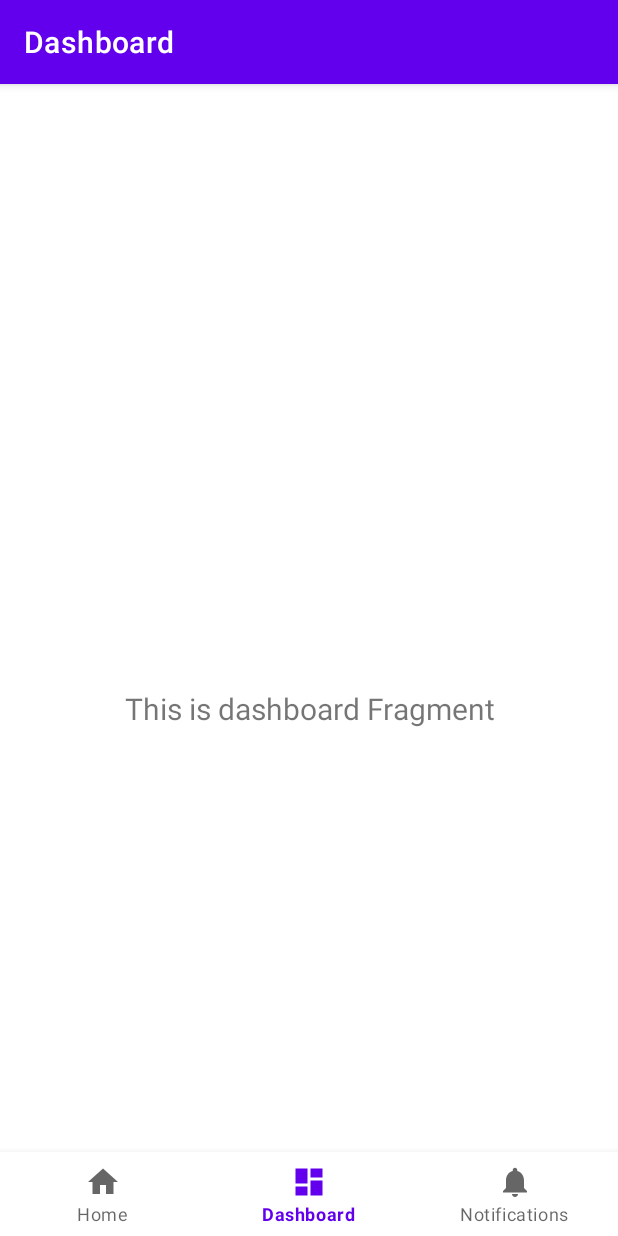
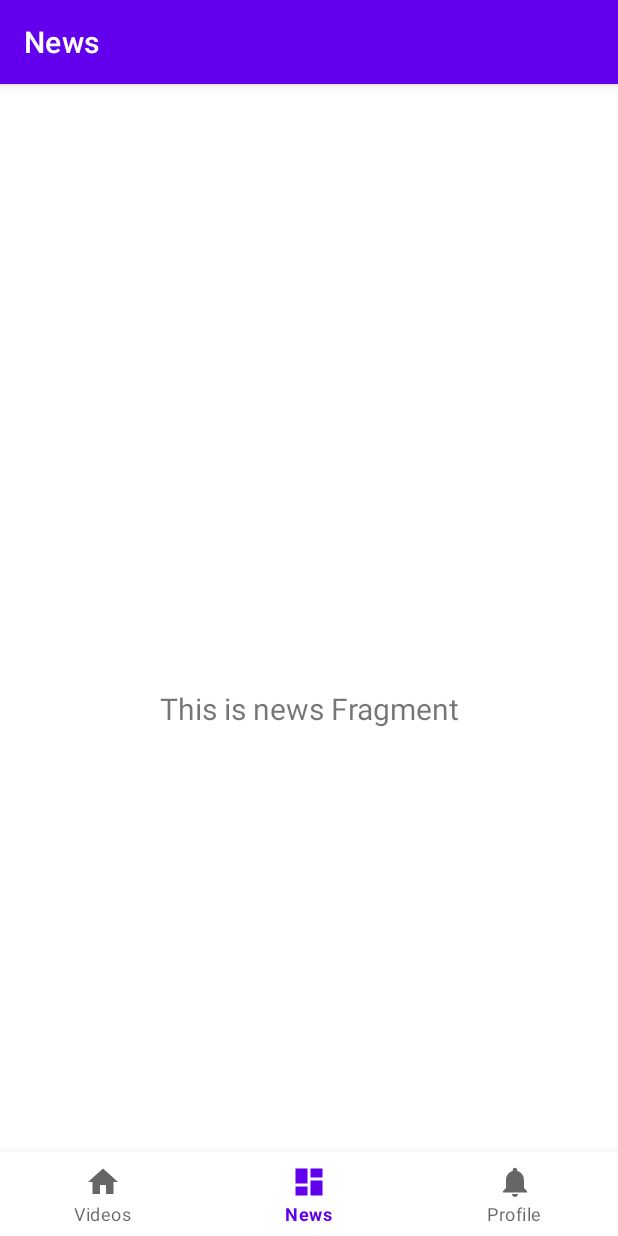
Before and after one commit to Android-Academy-Global/AndroidAcademyClient, an Android app: the screen it shows after launch (MainActivity), item 2 of the bottom bar chosen, on a phone screen of 412 x 824 dp. Run offline under Robolectric (Android 15) with nearby library versions, the phone set to English and light mode, and no system bars; our stand-ins replace navigation-ui.

Commit message:
setup main screens

```diff
--- a/app/src/main/java/com/academy/android/ui/dashboard/DashboardFragment.kt
+++ /dev/null
@@ -1,31 +0,0 @@
-package com.academy.android.ui.dashboard
-
-import android.os.Bundle
-import android.view.LayoutInflater
-import android.view.View
-import android.view.ViewGroup
-import android.widget.TextView
-import androidx.fragment.app.Fragment
-import androidx.lifecycle.Observer
-import androidx.lifecycle.ViewModelProvider
-import com.academy.android.R
-
-class DashboardFragment : Fragment() {
-
-  private lateinit var dashboardViewModel: DashboardViewModel
-
-  override fun onCreateView(
-    inflater: LayoutInflater,
-    container: ViewGroup?,
-    savedInstanceState: Bundle?
-  ): View? {
-    dashboardViewModel =
-      ViewModelProvider(this).get(DashboardViewModel::class.java)
-    val root = inflater.inflate(R.layout.fragment_dashboard, container, false)
-    val textView: TextView = root.findViewById(R.id.text_dashboard)
-    dashboardViewModel.text.observe(viewLifecycleOwner, Observer {
-      textView.text = it
-    })
-    return root
-  }
-}
--- a/app/src/main/java/com/academy/android/ui/dashboard/DashboardViewModel.kt
+++ /dev/null
@@ -1,13 +0,0 @@
-package com.academy.android.ui.dashboard
-
-import androidx.lifecycle.LiveData
-import androidx.lifecycle.MutableLiveData
-import androidx.lifecycle.ViewModel
-
-class DashboardViewModel : ViewModel() {
-
-  private val _text = MutableLiveData<String>().apply {
-    value = "This is dashboard Fragment"
-  }
-  val text: LiveData<String> = _text
-}
--- a/app/src/main/java/com/academy/android/ui/home/HomeFragment.kt
+++ /dev/null
@@ -1,31 +0,0 @@
-package com.academy.android.ui.home
-
-import android.os.Bundle
-import android.view.LayoutInflater
-import android.view.View
-import android.view.ViewGroup
-import android.widget.TextView
-import androidx.fragment.app.Fragment
-import androidx.lifecycle.Observer
-import androidx.lifecycle.ViewModelProvider
-import com.academy.android.R
-
-class HomeFragment : Fragment() {
-
-  private lateinit var homeViewModel: HomeViewModel
-
-  override fun onCreateView(
-    inflater: LayoutInflater,
-    container: ViewGroup?,
-    savedInstanceState: Bundle?
-  ): View? {
-    homeViewModel =
-      ViewModelProvider(this).get(HomeViewModel::class.java)
-    val root = inflater.inflate(R.layout.fragment_home, container, false)
-    val textView: TextView = root.findViewById(R.id.text_home)
-    homeViewModel.text.observe(viewLifecycleOwner, Observer {
-      textView.text = it
-    })
-    return root
-  }
-}
--- a/app/src/main/java/com/academy/android/ui/home/HomeViewModel.kt
+++ /dev/null
@@ -1,13 +0,0 @@
-package com.academy.android.ui.home
-
-import androidx.lifecycle.LiveData
-import androidx.lifecycle.MutableLiveData
-import androidx.lifecycle.ViewModel
-
-class HomeViewModel : ViewModel() {
-
-  private val _text = MutableLiveData<String>().apply {
-    value = "This is home Fragment"
-  }
-  val text: LiveData<String> = _text
-}
--- /dev/null
+++ b/app/src/main/java/com/academy/android/ui/news/NewsFragment.kt
@@ -0,0 +1,37 @@
+package com.academy.android.ui.news
+
+import android.os.Bundle
+import android.view.LayoutInflater
+import android.view.View
+import android.view.ViewGroup
+import android.widget.TextView
+import androidx.fragment.app.Fragment
+import androidx.lifecycle.ViewModelProvider
+import com.academy.android.R
+import kotlinx.coroutines.CoroutineScope
+import kotlinx.coroutines.Dispatchers
+import kotlinx.coroutines.flow.collect
+import kotlinx.coroutines.launch
+
+class NewsFragment : Fragment() {
+
+  private var newsViewModel: NewsViewModel? = null
+
+  override fun onCreateView(
+    inflater: LayoutInflater,
+    container: ViewGroup?,
+    savedInstanceState: Bundle?
+  ): View? {
+    newsViewModel =
+      ViewModelProvider(this).get(NewsViewModel::class.java)
+    val root = inflater.inflate(R.layout.fragment_news, container, false)
+    val textView: TextView = root.findViewById(R.id.text_news)
+
+    CoroutineScope(Dispatchers.IO).launch {
+      newsViewModel?.text?.collect {
+        textView.text = it
+      }
+    }
+    return root
+  }
+}
--- /dev/null
+++ b/app/src/main/java/com/academy/android/ui/news/NewsViewModel.kt
@@ -0,0 +1,11 @@
+package com.academy.android.ui.news
+
+import androidx.lifecycle.ViewModel
+import kotlinx.coroutines.flow.MutableStateFlow
+import kotlinx.coroutines.flow.StateFlow
+
+class NewsViewModel : ViewModel() {
+
+  private val _text = MutableStateFlow("This is news Fragment")
+  val text: StateFlow<String> = _text
+}
--- a/app/src/main/java/com/academy/android/ui/notifications/NotificationsFragment.kt
+++ /dev/null
@@ -1,31 +0,0 @@
-package com.academy.android.ui.notifications
-
-import android.os.Bundle
-import android.view.LayoutInflater
-import android.view.View
-import android.view.ViewGroup
-import android.widget.TextView
-import androidx.fragment.app.Fragment
-import androidx.lifecycle.Observer
-import androidx.lifecycle.ViewModelProvider
-import com.academy.android.R
-
-class NotificationsFragment : Fragment() {
-
-  private lateinit var notificationsViewModel: NotificationsViewModel
-
-  override fun onCreateView(
-    inflater: LayoutInflater,
-    container: ViewGroup?,
-    savedInstanceState: Bundle?
-  ): View? {
-    notificationsViewModel =
-      ViewModelProvider(this).get(NotificationsViewModel::class.java)
-    val root = inflater.inflate(R.layout.fragment_notifications, container, false)
-    val textView: TextView = root.findViewById(R.id.text_notifications)
-    notificationsViewModel.text.observe(viewLifecycleOwner, Observer {
-      textView.text = it
-    })
-    return root
-  }
-}
--- a/app/src/main/java/com/academy/android/ui/notifications/NotificationsViewModel.kt
+++ /dev/null
@@ -1,13 +0,0 @@
-package com.academy.android.ui.notifications
-
-import androidx.lifecycle.LiveData
-import androidx.lifecycle.MutableLiveData
-import androidx.lifecycle.ViewModel
-
-class NotificationsViewModel : ViewModel() {
-
-  private val _text = MutableLiveData<String>().apply {
-    value = "This is notifications Fragment"
-  }
-  val text: LiveData<String> = _text
-}
--- /dev/null
+++ b/app/src/main/java/com/academy/android/ui/profile/ProfileFragment.kt
@@ -0,0 +1,38 @@
+package com.academy.android.ui.profile
+
+import android.os.Bundle
+import android.view.LayoutInflater
+import android.view.View
+import android.view.ViewGroup
+import android.widget.TextView
+import androidx.fragment.app.Fragment
+import androidx.lifecycle.ViewModelProvider
+import com.academy.android.R
+import kotlinx.coroutines.CoroutineScope
+import kotlinx.coroutines.Dispatchers
+import kotlinx.coroutines.flow.collect
+import kotlinx.coroutines.launch
+
+class ProfileFragment : Fragment() {
+
+  private var notificationsViewModel: ProfileViewModel? = null
+
+  override fun onCreateView(
+    inflater: LayoutInflater,
+    container: ViewGroup?,
+    savedInstanceState: Bundle?
+  ): View? {
+    notificationsViewModel =
+      ViewModelProvider(this).get(ProfileViewModel::class.java)
+    val root = inflater.inflate(R.layout.fragment_profile, container, false)
+    val textView: TextView = root.findViewById(R.id.text_profile)
+
+    CoroutineScope(Dispatchers.IO).launch {
+      notificationsViewModel?.text?.collect {
+        textView.text = it
+
+      }
+    }
+    return root
+  }
+}
--- /dev/null
+++ b/app/src/main/java/com/academy/android/ui/profile/ProfileViewModel.kt
@@ -0,0 +1,11 @@
+package com.academy.android.ui.profile
+
+import androidx.lifecycle.ViewModel
+import kotlinx.coroutines.flow.MutableStateFlow
+import kotlinx.coroutines.flow.StateFlow
+
+class ProfileViewModel : ViewModel() {
+
+  private val _text = MutableStateFlow("This is profile Fragment")
+  val text: StateFlow<String> = _text
+}
--- /dev/null
+++ b/app/src/main/java/com/academy/android/ui/videos/VideosFragment.kt
@@ -0,0 +1,37 @@
+package com.academy.android.ui.videos
+
+import android.os.Bundle
+import android.view.LayoutInflater
+import android.view.View
+import android.view.ViewGroup
+import android.widget.TextView
+import androidx.fragment.app.Fragment
+import androidx.lifecycle.ViewModelProvider
+import com.academy.android.R
+import kotlinx.coroutines.CoroutineScope
+import kotlinx.coroutines.Dispatchers
+import kotlinx.coroutines.flow.collect
+import kotlinx.coroutines.launch
+
+class VideosFragment : Fragment() {
+
+    private var homeViewModel: VideosViewModel? = null
+
+    override fun onCreateView(
+      inflater: LayoutInflater,
+      container: ViewGroup?,
+      savedInstanceState: Bundle?
+    ): View? {
+        homeViewModel =
+            ViewModelProvider(this).get(VideosViewModel::class.java)
+        val root = inflater.inflate(R.layout.fragment_videos, container, false)
+        val textView: TextView = root.findViewById(R.id.text_videos)
+
+        CoroutineScope(Dispatchers.IO).launch {
+            homeViewModel?.text?.collect {
+                textView.text = it
+            }
+        }
+        return root
+    }
+}
--- /dev/null
+++ b/app/src/main/java/com/academy/android/ui/videos/VideosViewModel.kt
@@ -0,0 +1,11 @@
+package com.academy.android.ui.videos
+
+import androidx.lifecycle.ViewModel
+import kotlinx.coroutines.flow.MutableStateFlow
+import kotlinx.coroutines.flow.StateFlow
+
+class VideosViewModel : ViewModel() {
+
+  private val _text = MutableStateFlow("This is videos Fragment")
+  val text: StateFlow<String> = _text
+}
--- a/app/src/main/res/layout/fragment_dashboard.xml
+++ b/app/src/main/res/layout/fragment_news.xml
@@ -4,10 +4,10 @@
     xmlns:tools="http://schemas.android.com/tools"
     android:layout_width="match_parent"
     android:layout_height="match_parent"
-    tools:context=".ui.dashboard.DashboardFragment">
+    tools:context=".ui.news.NewsFragment">
 
   <TextView
-      android:id="@+id/text_dashboard"
+      android:id="@+id/text_news"
       android:layout_width="match_parent"
       android:layout_height="wrap_content"
       android:layout_marginStart="8dp"
--- a/app/src/main/res/layout/fragment_home.xml
+++ b/app/src/main/res/layout/fragment_profile.xml
@@ -4,10 +4,10 @@
     xmlns:tools="http://schemas.android.com/tools"
     android:layout_width="match_parent"
     android:layout_height="match_parent"
-    tools:context=".ui.home.HomeFragment">
+    tools:context=".ui.profile.ProfileFragment">
 
   <TextView
-      android:id="@+id/text_home"
+      android:id="@+id/text_profile"
       android:layout_width="match_parent"
       android:layout_height="wrap_content"
       android:layout_marginStart="8dp"
--- a/app/src/main/res/layout/fragment_notifications.xml
+++ b/app/src/main/res/layout/fragment_videos.xml
@@ -4,10 +4,10 @@
     xmlns:tools="http://schemas.android.com/tools"
     android:layout_width="match_parent"
     android:layout_height="match_parent"
-    tools:context=".ui.notifications.NotificationsFragment">
+    tools:context=".ui.videos.VideosFragment">
 
   <TextView
-      android:id="@+id/text_notifications"
+      android:id="@+id/text_videos"
       android:layout_width="match_parent"
       android:layout_height="wrap_content"
       android:layout_marginStart="8dp"
--- a/app/src/main/res/menu/bottom_nav_menu.xml
+++ b/app/src/main/res/menu/bottom_nav_menu.xml
@@ -4,16 +4,16 @@
   <item
       android:id="@+id/navigation_home"
       android:icon="@drawable/ic_home_black_24dp"
-      android:title="@string/title_home" />
+      android:title="@string/title_videos" />
 
   <item
       android:id="@+id/navigation_dashboard"
       android:icon="@drawable/ic_dashboard_black_24dp"
-      android:title="@string/title_dashboard" />
+      android:title="@string/title_news" />
 
   <item
       android:id="@+id/navigation_notifications"
       android:icon="@drawable/ic_notifications_black_24dp"
-      android:title="@string/title_notifications" />
+      android:title="@string/title_profile" />
 
 </menu>
--- a/app/src/main/res/navigation/mobile_navigation.xml
+++ b/app/src/main/res/navigation/mobile_navigation.xml
@@ -7,19 +7,19 @@
 
   <fragment
       android:id="@+id/navigation_home"
-      android:name="com.academy.android.ui.home.HomeFragment"
-      android:label="@string/title_home"
-      tools:layout="@layout/fragment_home" />
+      android:name="com.academy.android.ui.videos.VideosFragment"
+      android:label="@string/title_videos"
+      tools:layout="@layout/fragment_videos" />
 
   <fragment
       android:id="@+id/navigation_dashboard"
-      android:name="com.academy.android.ui.dashboard.DashboardFragment"
-      android:label="@string/title_dashboard"
-      tools:layout="@layout/fragment_dashboard" />
+      android:name="com.academy.android.ui.news.NewsFragment"
+      android:label="@string/title_news"
+      tools:layout="@layout/fragment_news" />
 
   <fragment
       android:id="@+id/navigation_notifications"
-      android:name="com.academy.android.ui.notifications.NotificationsFragment"
-      android:label="@string/title_notifications"
-      tools:layout="@layout/fragment_notifications" />
+      android:name="com.academy.android.ui.profile.ProfileFragment"
+      android:label="@string/title_profile"
+      tools:layout="@layout/fragment_profile" />
 </navigation>
--- a/app/src/main/res/values/strings.xml
+++ b/app/src/main/res/values/strings.xml
@@ -1,6 +1,6 @@
 <resources>
   <string name="app_name">Android Academy</string>
-  <string name="title_home">Home</string>
-  <string name="title_dashboard">Dashboard</string>
-  <string name="title_notifications">Notifications</string>
+  <string name="title_videos">Videos</string>
+  <string name="title_news">News</string>
+  <string name="title_profile">Profile</string>
 </resources>
```
